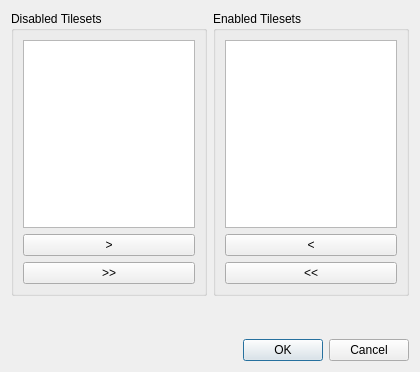
The window that src/tiled/setallowedtilesetsdialog.ui (kralle333/tiled) describes before a commit, drawn with Qt 5.
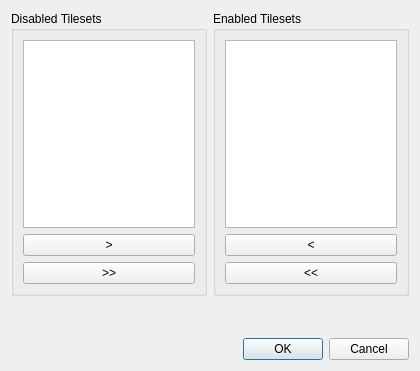
The same window after the commit.

The edit to the form file:
```diff
--- a/src/tiled/setallowedtilesetsdialog.ui
+++ b/src/tiled/setallowedtilesetsdialog.ui
@@ -7,7 +7,7 @@
     <x>0</x>
     <y>0</y>
     <width>420</width>
-    <height>372</height>
+    <height>371</height>
    </rect>
   </property>
   <property name="windowTitle">
```
Left out of the diff: 52 changed lines with no effect on the pictures.
